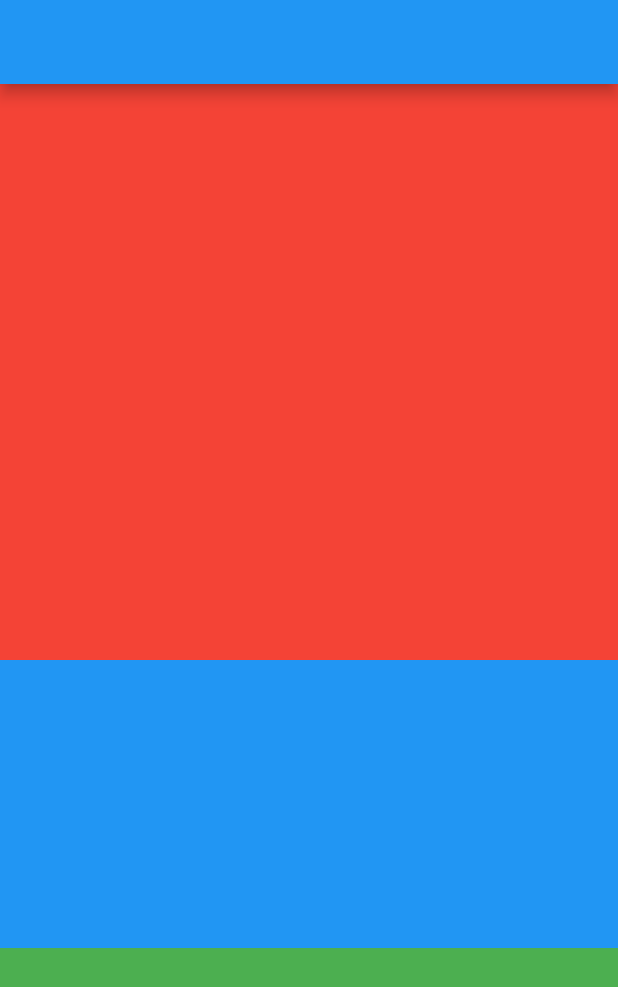
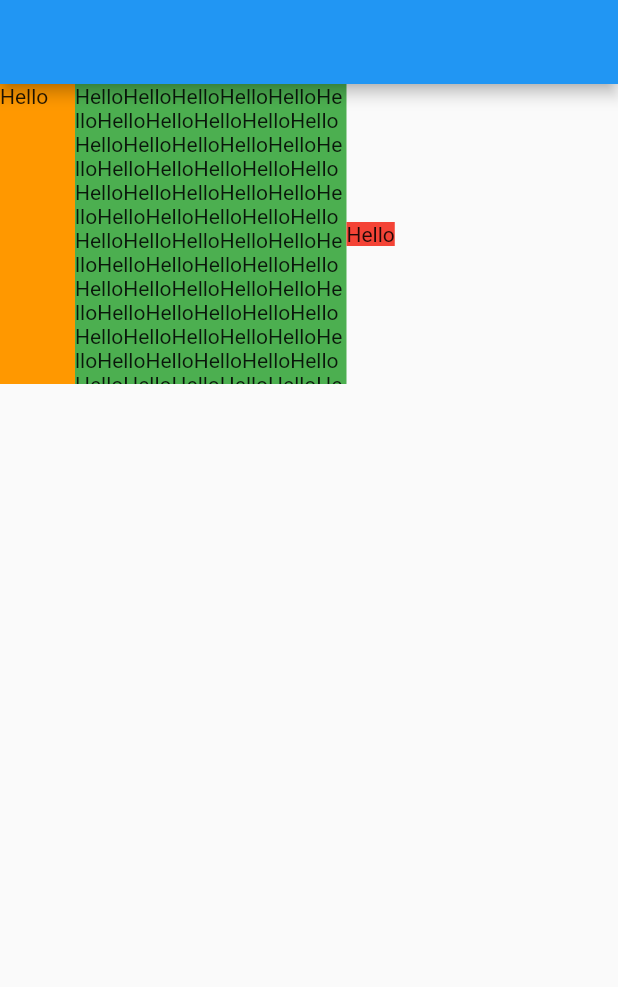
Before and after one commit to MyoMin-Latt/Flutter-Basic-UI, a Flutter app: the screen it shows after launch, on a phone screen of 412 x 824 dp. Shown: the top 987 px of the screen. Run offline on Flutter 3.47's test engine with Material 2 defaults, Android fonts, the phone set to English and light mode, and no system bars.

Commit message:
@12.9 Flutter Basic UI (Row and Column)

```diff
--- a/lib/main.dart
+++ b/lib/main.dart
@@ -6,8 +6,8 @@
 // @12.6 Flutter Basic UI (Container)
 // @12.7 Flutter Basic UI(Image Widget)
 // @12.8 Flutter Basic UI (Rich Text Widget)
-// @12.9 Flutter Basic UI (Row and Column)
-
+// @12.9 Flutter Basic UI (Row and Column), Expanded, Flexible
+//        Expanded => take all space, Flexible => take needed space
 
 
 import 'package:flutter/material.dart';
@@ -35,26 +35,31 @@ class FirstApp extends StatelessWidget {
   Widget build(BuildContext context) {
     return Scaffold(
        appBar: AppBar(),
-       body: Column(children: [
-         Expanded(
-           flex: 6,
-           child: Container(
-             color: Colors.red,
-           ),
+       body: Row(
+         children: [
+           Container(
+             width: 50,
+             height: 200,
+             color: Colors.orange,
+             child: Text('Hello'),
            ),
            Expanded(
-           flex: 3,
              child: Container(
-             color: Colors.blue,
+               width: 50,
+               height: 200,
+               color: Colors.green,
+               child: Text('Hello' *100),
              ),
            ),
            Flexible(
-           flex: 3,
              child: Container(
-             color: Colors.green,
+               color: Colors.red,
+               child: Text('Hello'),
+
              ),
+           ),
+         ],
        )
-       ],),
 
 
        );
```
Lines whose indentation alone changed are shown as unchanged.
